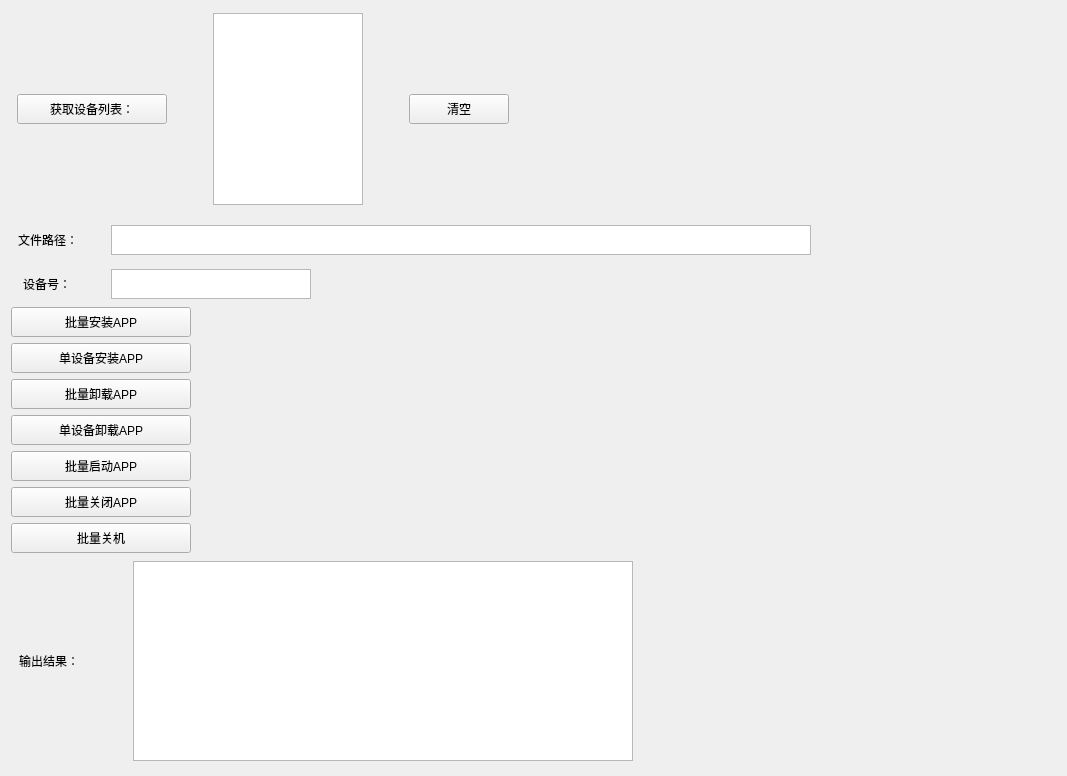
First picture: the form in GUI/service.ui, repository Alvins-zya/Peiyinxiu_Client, before the edit.
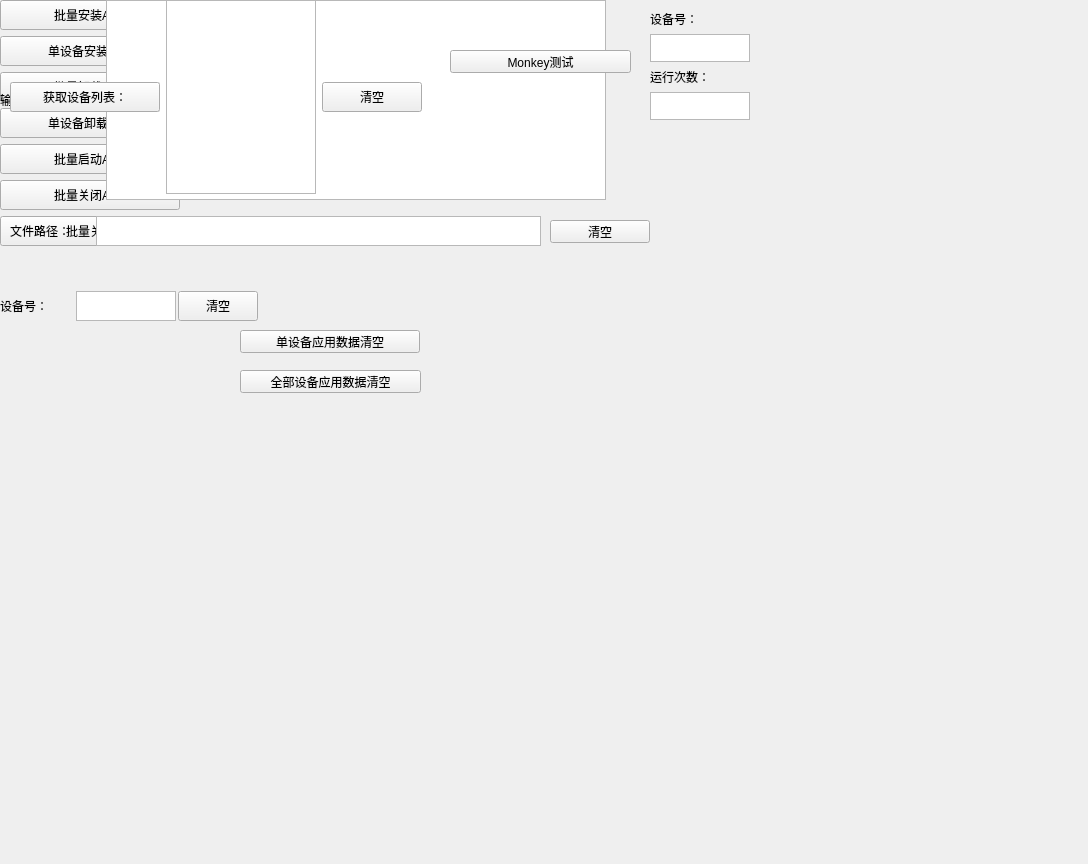
Second picture: the form after the edit. Icons and pictures are not drawn.

What changed in the file:
```diff
--- a/GUI/service.ui
+++ b/GUI/service.ui
@@ -6,8 +6,8 @@
    <rect>
     <x>0</x>
     <y>0</y>
-    <width>1067</width>
-    <height>776</height>
+    <width>1088</width>
+    <height>864</height>
    </rect>
   </property>
   <property name="sizePolicy">
@@ -31,195 +31,63 @@
   <property name="windowTitle">
    <string>设备信息</string>
   </property>
-  <layout class="QVBoxLayout" name="verticalLayout_2">
-   <item>
+  <widget class="QPushButton" name="pushButton">
+   <property name="geometry">
+    <rect>
+     <x>240</x>
+     <y>330</y>
+     <width>180</width>
+     <height>23</height>
+    </rect>
+   </property>
+   <property name="text">
+    <string>单设备应用数据清空</string>
+   </property>
+   <property name="icon">
+    <iconset theme="答复"/>
+   </property>
+   <property name="shortcut">
+    <string extracomment="打发啥打法上"/>
+   </property>
+  </widget>
+  <widget class="QPushButton" name="file_path_clear">
+   <property name="geometry">
+    <rect>
+     <x>550</x>
+     <y>220</y>
+     <width>100</width>
+     <height>23</height>
+    </rect>
+   </property>
+   <property name="text">
+    <string>清空</string>
+   </property>
+  </widget>
+  <widget class="QPushButton" name="pushButton_3">
+   <property name="geometry">
+    <rect>
+     <x>240</x>
+     <y>370</y>
+     <width>181</width>
+     <height>23</height>
+    </rect>
+   </property>
+   <property name="text">
+    <string>全部设备应用数据清空</string>
+   </property>
+  </widget>
+  <widget class="QWidget" name="">
+   <property name="geometry">
+    <rect>
+     <x>0</x>
+     <y>290</y>
+     <width>945</width>
+     <height>32</height>
+    </rect>
+   </property>
     <layout class="QHBoxLayout" name="horizontalLayout">
-     <property name="spacing">
-      <number>40</number>
-     </property>
      <property name="rightMargin">
-      <number>540</number>
-     </property>
-     <property name="bottomMargin">
-      <number>6</number>
-     </property>
-     <item>
-      <widget class="QPushButton" name="devices_list">
-       <property name="enabled">
-        <bool>true</bool>
-       </property>
-       <property name="sizePolicy">
-        <sizepolicy hsizetype="Preferred" vsizetype="Fixed">
-         <horstretch>14</horstretch>
-         <verstretch>0</verstretch>
-        </sizepolicy>
-       </property>
-       <property name="minimumSize">
-        <size>
-         <width>150</width>
-         <height>20</height>
-        </size>
-       </property>
-       <property name="maximumSize">
-        <size>
-         <width>150</width>
-         <height>30</height>
-        </size>
-       </property>
-       <property name="sizeIncrement">
-        <size>
-         <width>10</width>
-         <height>0</height>
-        </size>
-       </property>
-       <property name="baseSize">
-        <size>
-         <width>24</width>
-         <height>0</height>
-        </size>
-       </property>
-       <property name="text">
-        <string>获取设备列表：</string>
-       </property>
-       <property name="iconSize">
-        <size>
-         <width>25</width>
-         <height>16</height>
-        </size>
-       </property>
-       <property name="autoRepeatDelay">
-        <number>309</number>
-       </property>
-      </widget>
-     </item>
-     <item>
-      <widget class="QListWidget" name="listWidget">
-       <property name="sizePolicy">
-        <sizepolicy hsizetype="Fixed" vsizetype="Fixed">
-         <horstretch>0</horstretch>
-         <verstretch>0</verstretch>
-        </sizepolicy>
-       </property>
-       <property name="minimumSize">
-        <size>
-         <width>50</width>
-         <height>0</height>
-        </size>
-       </property>
-       <property name="maximumSize">
-        <size>
-         <width>150</width>
-         <height>16777215</height>
-        </size>
-       </property>
-      </widget>
-     </item>
-     <item>
-      <widget class="QPushButton" name="clear_devices">
-       <property name="sizePolicy">
-        <sizepolicy hsizetype="Fixed" vsizetype="Fixed">
-         <horstretch>0</horstretch>
-         <verstretch>0</verstretch>
-        </sizepolicy>
-       </property>
-       <property name="minimumSize">
-        <size>
-         <width>100</width>
-         <height>30</height>
-        </size>
-       </property>
-       <property name="maximumSize">
-        <size>
-         <width>100</width>
-         <height>30</height>
-        </size>
-       </property>
-       <property name="text">
-        <string>清空</string>
-       </property>
-      </widget>
-     </item>
-    </layout>
-   </item>
-   <item>
-    <layout class="QHBoxLayout" name="horizontalLayout_3" stretch="0,0">
-     <property name="spacing">
-      <number>6</number>
-     </property>
-     <property name="sizeConstraint">
-      <enum>QLayout::SetDefaultConstraint</enum>
-     </property>
-     <property name="leftMargin">
-      <number>0</number>
-     </property>
-     <property name="topMargin">
-      <number>6</number>
-     </property>
-     <property name="rightMargin">
-      <number>237</number>
-     </property>
-     <property name="bottomMargin">
-      <number>6</number>
-     </property>
-     <item>
-      <widget class="QLabel" name="label">
-       <property name="minimumSize">
-        <size>
-         <width>80</width>
-         <height>20</height>
-        </size>
-       </property>
-       <property name="maximumSize">
-        <size>
-         <width>80</width>
-         <height>20</height>
-        </size>
-       </property>
-       <property name="text">
-        <string>文件路径：</string>
-       </property>
-      </widget>
-     </item>
-     <item>
-      <widget class="QTextEdit" name="file_path">
-       <property name="sizePolicy">
-        <sizepolicy hsizetype="Expanding" vsizetype="Expanding">
-         <horstretch>0</horstretch>
-         <verstretch>0</verstretch>
-        </sizepolicy>
-       </property>
-       <property name="minimumSize">
-        <size>
-         <width>700</width>
-         <height>20</height>
-        </size>
-       </property>
-       <property name="maximumSize">
-        <size>
-         <width>700</width>
-         <height>30</height>
-        </size>
-       </property>
-      </widget>
-     </item>
-    </layout>
-   </item>
-   <item>
-    <layout class="QHBoxLayout" name="horizontalLayout_4">
-     <property name="spacing">
-      <number>6</number>
-     </property>
-     <property name="leftMargin">
-      <number>0</number>
-     </property>
-     <property name="topMargin">
-      <number>0</number>
-     </property>
-     <property name="rightMargin">
-      <number>731</number>
-     </property>
-     <property name="bottomMargin">
-      <number>0</number>
+     <number>687</number>
      </property>
      <item>
       <widget class="QLabel" name="label_3">
@@ -244,21 +112,40 @@
       <widget class="QTextEdit" name="put_device">
        <property name="minimumSize">
         <size>
-         <width>200</width>
+        <width>100</width>
          <height>30</height>
         </size>
        </property>
        <property name="maximumSize">
         <size>
-         <width>200</width>
+        <width>180</width>
          <height>30</height>
         </size>
        </property>
       </widget>
-     </item>
-    </layout>
    </item>
    <item>
+     <widget class="QPushButton" name="single_clear">
+      <property name="maximumSize">
+       <size>
+        <width>100</width>
+        <height>30</height>
+       </size>
+      </property>
+      <property name="text">
+       <string>清空</string>
+      </property>
+      <property name="iconSize">
+       <size>
+        <width>16</width>
+        <height>16</height>
+       </size>
+      </property>
+     </widget>
+    </item>
+   </layout>
+  </widget>
+  <widget class="QWidget" name="">
     <layout class="QVBoxLayout" name="verticalLayout">
      <item>
       <widget class="QPushButton" name="install_apps">
@@ -436,11 +323,11 @@
       </widget>
      </item>
     </layout>
-   </item>
-   <item>
+  </widget>
+  <widget class="QWidget" name="">
     <layout class="QHBoxLayout" name="horizontalLayout_2">
      <property name="rightMargin">
-      <number>415</number>
+     <number>500</number>
      </property>
      <item>
       <widget class="QLabel" name="label_2">
@@ -484,8 +371,248 @@
       </widget>
      </item>
     </layout>
-   </item>
-  </layout>
+  </widget>
+  <widget class="QWidget" name="">
+   <property name="geometry">
+    <rect>
+     <x>10</x>
+     <y>215</y>
+     <width>531</width>
+     <height>32</height>
+    </rect>
+   </property>
+   <layout class="QHBoxLayout" name="horizontalLayout_3">
+    <item>
+     <widget class="QLabel" name="label">
+      <property name="minimumSize">
+       <size>
+        <width>80</width>
+        <height>20</height>
+       </size>
+      </property>
+      <property name="maximumSize">
+       <size>
+        <width>80</width>
+        <height>20</height>
+       </size>
+      </property>
+      <property name="text">
+       <string>文件路径：</string>
+      </property>
+     </widget>
+    </item>
+    <item>
+     <widget class="QTextEdit" name="file_path">
+      <property name="sizePolicy">
+       <sizepolicy hsizetype="Maximum" vsizetype="Expanding">
+        <horstretch>0</horstretch>
+        <verstretch>0</verstretch>
+       </sizepolicy>
+      </property>
+      <property name="minimumSize">
+       <size>
+        <width>100</width>
+        <height>20</height>
+       </size>
+      </property>
+      <property name="maximumSize">
+       <size>
+        <width>700</width>
+        <height>30</height>
+       </size>
+      </property>
+     </widget>
+    </item>
+   </layout>
+  </widget>
+  <widget class="QWidget" name="">
+   <property name="geometry">
+    <rect>
+     <x>10</x>
+     <y>0</y>
+     <width>414</width>
+     <height>194</height>
+    </rect>
+   </property>
+   <layout class="QHBoxLayout" name="horizontalLayout_4">
+    <item>
+     <widget class="QPushButton" name="devices_list">
+      <property name="enabled">
+       <bool>true</bool>
+      </property>
+      <property name="minimumSize">
+       <size>
+        <width>150</width>
+        <height>20</height>
+       </size>
+      </property>
+      <property name="maximumSize">
+       <size>
+        <width>150</width>
+        <height>30</height>
+       </size>
+      </property>
+      <property name="sizeIncrement">
+       <size>
+        <width>10</width>
+        <height>0</height>
+       </size>
+      </property>
+      <property name="baseSize">
+       <size>
+        <width>24</width>
+        <height>0</height>
+       </size>
+      </property>
+      <property name="layoutDirection">
+       <enum>Qt::LeftToRight</enum>
+      </property>
+      <property name="autoFillBackground">
+       <bool>true</bool>
+      </property>
+      <property name="text">
+       <string>获取设备列表：</string>
+      </property>
+      <property name="iconSize">
+       <size>
+        <width>25</width>
+        <height>16</height>
+       </size>
+      </property>
+      <property name="autoRepeatDelay">
+       <number>309</number>
+      </property>
+     </widget>
+    </item>
+    <item>
+     <widget class="QListWidget" name="listWidget">
+      <property name="sizePolicy">
+       <sizepolicy hsizetype="Fixed" vsizetype="Fixed">
+        <horstretch>0</horstretch>
+        <verstretch>0</verstretch>
+       </sizepolicy>
+      </property>
+      <property name="minimumSize">
+       <size>
+        <width>51</width>
+        <height>0</height>
+       </size>
+      </property>
+      <property name="maximumSize">
+       <size>
+        <width>150</width>
+        <height>300</height>
+       </size>
+      </property>
+      <property name="sizeIncrement">
+       <size>
+        <width>0</width>
+        <height>0</height>
+       </size>
+      </property>
+      <property name="baseSize">
+       <size>
+        <width>0</width>
+        <height>0</height>
+       </size>
+      </property>
+      <property name="layoutDirection">
+       <enum>Qt::RightToLeft</enum>
+      </property>
+     </widget>
+    </item>
+    <item>
+     <widget class="QPushButton" name="clear_devices">
+      <property name="sizePolicy">
+       <sizepolicy hsizetype="Fixed" vsizetype="Fixed">
+        <horstretch>0</horstretch>
+        <verstretch>0</verstretch>
+       </sizepolicy>
+      </property>
+      <property name="minimumSize">
+       <size>
+        <width>100</width>
+        <height>30</height>
+       </size>
+      </property>
+      <property name="maximumSize">
+       <size>
+        <width>100</width>
+        <height>30</height>
+       </size>
+      </property>
+      <property name="text">
+       <string>清空</string>
+      </property>
+     </widget>
+    </item>
+   </layout>
+  </widget>
+  <widget class="QPushButton" name="pushButton_2">
+   <property name="geometry">
+    <rect>
+     <x>450</x>
+     <y>50</y>
+     <width>181</width>
+     <height>23</height>
+    </rect>
+   </property>
+   <property name="text">
+    <string>Monkey测试</string>
+   </property>
+  </widget>
+  <widget class="QWidget" name="">
+   <property name="geometry">
+    <rect>
+     <x>650</x>
+     <y>10</y>
+     <width>101</width>
+     <height>111</height>
+    </rect>
+   </property>
+   <layout class="QVBoxLayout" name="verticalLayout_2">
+    <item>
+     <widget class="QLabel" name="label_4">
+      <property name="text">
+       <string>设备号：</string>
+      </property>
+     </widget>
+    </item>
+    <item>
+     <widget class="QTextEdit" name="textEdit">
+      <property name="maximumSize">
+       <size>
+        <width>100</width>
+        <height>100</height>
+       </size>
+      </property>
+      <property name="statusTip">
+       <string/>
+      </property>
+      <property name="whatsThis">
+       <string/>
+      </property>
+     </widget>
+    </item>
+    <item>
+     <widget class="QLabel" name="label_5">
+      <property name="text">
+       <string>运行次数：</string>
+      </property>
+     </widget>
+    </item>
+    <item>
+     <widget class="QTextEdit" name="textEdit_2">
+      <property name="maximumSize">
+       <size>
+        <width>100</width>
+        <height>100</height>
+       </size>
+      </property>
+     </widget>
+    </item>
+   </layout>
+  </widget>
  </widget>
  <resources/>
  <connections/>
```
Lines whose indentation alone changed are shown as unchanged.
